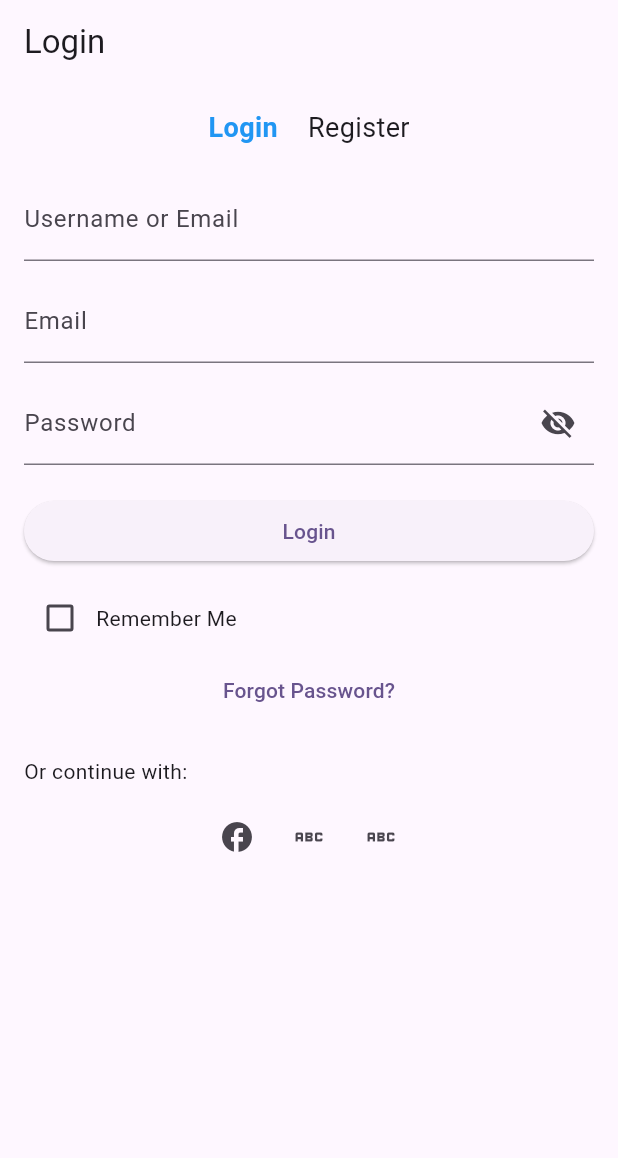
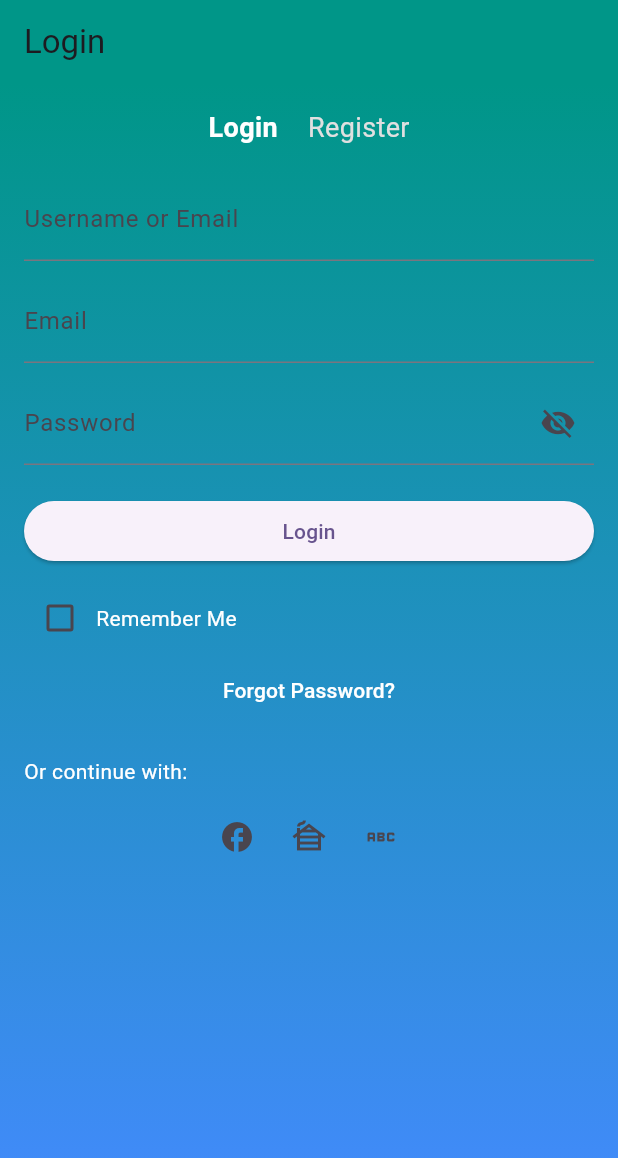
Before and after one commit to ashwindev58/chat_with_pro, a Flutter app: the screen it shows after launch, on a phone screen of 412 x 824 dp. Shown: the top 1158 px of the screen. Run offline on Flutter 3.47's test engine with Material 3 defaults, Android fonts, the phone set to English and light mode, and no system bars.

Commit message:
login colours added logn button not good

```diff
--- a/lib/screens/auth_screens/login.dart
+++ b/lib/screens/auth_screens/login.dart
@@ -1,6 +1,17 @@
 import 'package:flutter/material.dart';
 
+void main() {
+  runApp(MyApp());
+}
 
+class MyApp extends StatelessWidget {
+  @override
+  Widget build(BuildContext context) {
+    return MaterialApp(
+      home: AuthPage(),
+    );
+  }
+}
 
 class AuthPage extends StatefulWidget {
   @override
@@ -15,16 +26,26 @@ class _AuthPageState extends State<AuthPage> {
   TextEditingController _usernameController = TextEditingController();
   TextEditingController _emailController = TextEditingController();
   TextEditingController _passwordController = TextEditingController();
+  TextEditingController _nameController = TextEditingController();
   TextEditingController _confirmPasswordController = TextEditingController();
-  TextEditingController _nameController = TextEditingController();
 
   @override
   Widget build(BuildContext context) {
     return Scaffold(
       appBar: AppBar(
         title: Text(_isLoginForm ? 'Login' : 'Registration'),
+        backgroundColor: Colors.teal,
       ),
-      body: Padding(
+      body: Container(
+        decoration: const BoxDecoration(
+          gradient: LinearGradient(
+            colors: [Colors.teal, Colors.blueAccent],
+            begin: Alignment.topCenter,
+            end: Alignment.bottomCenter,
+          ),
+        ),
+        child: Container(
+          height: double.infinity,width: double.infinity,
           padding: const EdgeInsets.all(16.0),
           child: SingleChildScrollView(
             child: Column(
@@ -45,11 +66,11 @@ class _AuthPageState extends State<AuthPage> {
                         style: TextStyle(
                           fontSize: 18,
                           fontWeight: _isLoginForm ? FontWeight.bold : null,
-                        color: _isLoginForm ? Colors.blue : null,
+                          color: _isLoginForm ? Colors.white : Colors.grey[300],
                         ),
                       ),
                     ),
-                  SizedBox(width: 20),
+                    const SizedBox(width: 20),
                     GestureDetector(
                       onTap: () {
                         setState(() {
@@ -61,25 +82,27 @@ class _AuthPageState extends State<AuthPage> {
                         style: TextStyle(
                           fontSize: 18,
                           fontWeight: !_isLoginForm ? FontWeight.bold : null,
-                        color: !_isLoginForm ? Colors.blue : null,
+                          color: !_isLoginForm ? Colors.white : Colors.grey[300],
                         ),
                       ),
                     ),
                   ],
                 ),
-              SizedBox(height: 20),
+                const SizedBox(height: 20),
                 // Text Input Fields
                 TextField(
                   controller: _isLoginForm ? _usernameController : _nameController,
                   decoration: InputDecoration(labelText: _isLoginForm ? 'Username or Email' : 'Name'),
+                  style: const TextStyle(color: Colors.white),
                 ),
-              SizedBox(height: 12),
+                const SizedBox(height: 12),
                 TextField(
                   controller: _emailController,
-                decoration: InputDecoration(labelText: 'Email'),
+                  decoration: const InputDecoration(labelText: 'Email'),
                   keyboardType: TextInputType.emailAddress,
+                  style: const TextStyle(color: Colors.white),
                 ),
-              SizedBox(height: 12),
+                const SizedBox(height: 12),
                 TextField(
                   controller: _passwordController,
                   decoration: InputDecoration(
@@ -94,13 +117,15 @@ class _AuthPageState extends State<AuthPage> {
                     ),
                   ),
                   obscureText: !_isPasswordVisible,
+                  style: const TextStyle(color: Colors.white),
                 ),
                 if (!_isLoginForm) ...[
-                SizedBox(height: 12),
+                  const SizedBox(height: 12),
                   TextField(
                     controller: _confirmPasswordController,
-                  decoration: InputDecoration(labelText: 'Confirm Password'),
+                    decoration: const InputDecoration(labelText: 'Confirm Password'),
                     obscureText: true,
+                    style: const TextStyle(color: Colors.white),
                   ),
                 ],
                 // Additional optional fields for user profile setup (if needed)
@@ -108,7 +133,7 @@ class _AuthPageState extends State<AuthPage> {
 
                 // Terms and Conditions Checkbox (only for Registration)
                 if (!_isLoginForm) ...[
-                SizedBox(height: 12),
+                  const SizedBox(height: 12),
                   Row(
                     children: [
                       Checkbox(
@@ -119,11 +144,11 @@ class _AuthPageState extends State<AuthPage> {
                           });
                         },
                       ),
-                    Text('I agree to the Terms and Conditions'),
+                      const Text('I agree to the Terms and Conditions', style: TextStyle(color: Colors.white)),
                     ],
                   ),
                 ],
-              SizedBox(height: 20),
+                const SizedBox(height: 20),
                 // Login or Register Button
                 ElevatedButton(
                   onPressed: () {
@@ -132,7 +157,7 @@ class _AuthPageState extends State<AuthPage> {
                   },
                   child: Text(_isLoginForm ? 'Login' : 'Register'),
                 ),
-              SizedBox(height: 10),
+                const SizedBox(height: 10),
                 // Remember Me Checkbox
                 if (_isLoginForm) ...[
                   Row(
@@ -145,7 +170,7 @@ class _AuthPageState extends State<AuthPage> {
                           });
                         },
                       ),
-                    Text('Remember Me'),
+                      const Text('Remember Me', style: TextStyle(color: Colors.white)),
                     ],
                   ),
                 ],
@@ -155,13 +180,13 @@ class _AuthPageState extends State<AuthPage> {
                     onPressed: () {
                       // Navigate to the password recovery/reset page
                     },
-                  child: Text('Forgot Password?'),
+                    child: const Text('Forgot Password?', style: TextStyle(color: Colors.white)),
                   ),
                 ],
                 // Social Media Login or Registration Buttons
-              SizedBox(height: 20),
-              Text('Or continue with:'),
-              SizedBox(height: 10),
+                const SizedBox(height: 20),
+                const Text('Or continue with:', style: TextStyle(color: Colors.white)),
+                const SizedBox(height: 10),
                 Row(
                   mainAxisAlignment: MainAxisAlignment.center,
                   children: [
@@ -170,19 +195,19 @@ class _AuthPageState extends State<AuthPage> {
 
                     // For example:
                     IconButton(
-                    icon: Icon(Icons.facebook),
+                      icon: const Icon(Icons.facebook),
                       onPressed: () {
                         // Perform Facebook login or registration
                       },
                     ),
                     IconButton(
-                    icon: Icon(Icons.abc),
+                      icon: const Icon(Icons.cabin),
                       onPressed: () {
                         // Perform Twitter login or registration
                       },
                     ),
                     IconButton(
-                    icon: Icon(Icons.abc),
+                      icon: const Icon(Icons.abc_outlined),
                       onPressed: () {
                         // Perform Google login or registration
                       },
@@ -193,6 +218,7 @@ class _AuthPageState extends State<AuthPage> {
             ),
           ),
         ),
+      ),
     );
   }
 }
```
Lines whose indentation alone changed are shown as unchanged.
